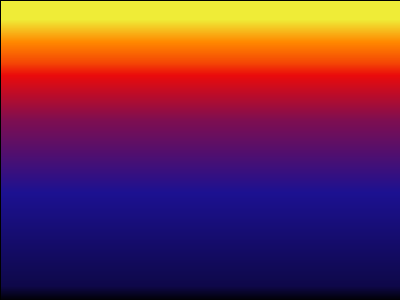
First picture: the form in untitled/InitialWindow.ui, repository rc2524/Battleship-game, before the edit.
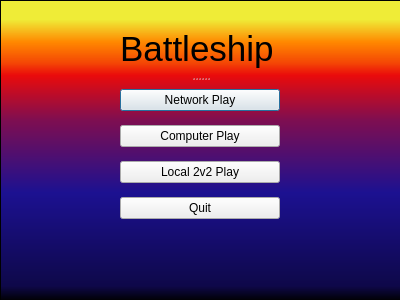
Second picture: the form after the edit. Icons and pictures are not drawn.

```diff
--- a/untitled/InitialWindow.ui
+++ b/untitled/InitialWindow.ui
@@ -80,17 +80,11 @@
      <x>0</x>
      <y>0</y>
      <width>401</width>
-     <height>321</height>
+     <height>301</height>
     </rect>
    </property>
-   <property name="maximumSize">
-    <size>
-     <width>401</width>
-     <height>321</height>
-    </size>
-   </property>
    <property name="styleSheet">
-    <string notr="true">background-image: url(:/newPrefix/battleship.jpg);</string>
+    <string notr="true">background-color: qlineargradient(spread:pad, x1:0, y1:1, x2:0, y2:0, stop:0 rgba(0, 0, 0, 255), stop:0.05 rgba(14, 8, 73, 255), stop:0.36 rgba(28, 17, 145, 255), stop:0.6 rgba(126, 14, 81, 255), stop:0.75 rgba(234, 11, 11, 255), stop:0.79 rgba(244, 70, 5, 255), stop:0.86 rgba(255, 136, 0, 255), stop:0.935 rgba(239, 236, 55, 255));</string>
    </property>
    <property name="frameShape">
     <enum>QFrame::StyledPanel</enum>
@@ -98,32 +92,9 @@
    <property name="frameShadow">
     <enum>QFrame::Raised</enum>
    </property>
-   <widget class="QFrame" name="frame_2">
-    <property name="geometry">
-     <rect>
-      <x>0</x>
-      <y>0</y>
-      <width>401</width>
-      <height>301</height>
-     </rect>
-    </property>
-    <property name="styleSheet">
-     <string notr="true">background-color: qlineargradient(spread:pad, x1:0, y1:1, x2:0, y2:0, stop:0 rgba(0, 0, 0, 255), stop:0.05 rgba(14, 8, 73, 255), stop:0.36 rgba(28, 17, 145, 255), stop:0.6 rgba(126, 14, 81, 255), stop:0.75 rgba(234, 11, 11, 255), stop:0.79 rgba(244, 70, 5, 255), stop:0.86 rgba(255, 136, 0, 255), stop:0.935 rgba(239, 236, 55, 255));</string>
-    </property>
-    <property name="frameShape">
-     <enum>QFrame::StyledPanel</enum>
-    </property>
-    <property name="frameShadow">
-     <enum>QFrame::Raised</enum>
-    </property>
-   </widget>
   </widget>
   <zorder>frame</zorder>
-  <zorder>Network</zorder>
-  <zorder>Computer</zorder>
-  <zorder>Local2</zorder>
-  <zorder>GameLogo</zorder>
-  <zorder>ExitButton</zorder>
+  <zorder>splitter</zorder>
  </widget>
  <resources/>
  <connections/>
```
